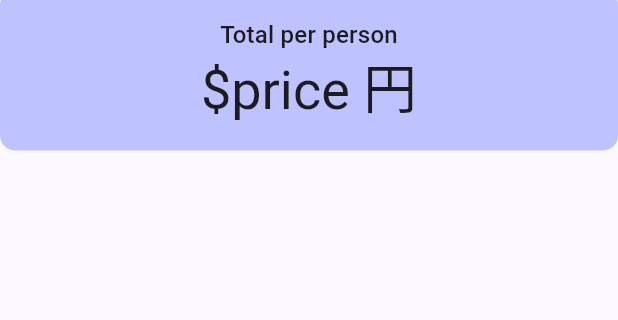
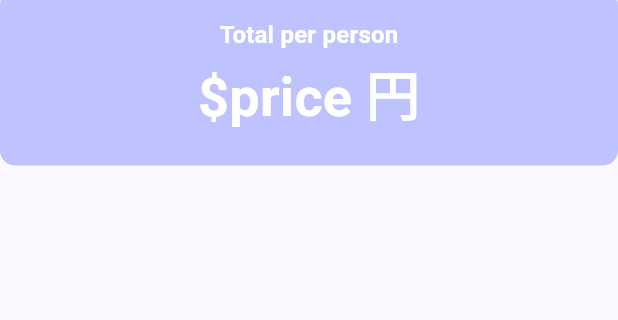
Before and after one commit to BannoTaichi/Utip, a Flutter app: the screen it shows after launch, on a phone screen of 412 x 824 dp, the part 94-414 px from its top. Run offline on Flutter 3.47's test engine with Material 3 defaults, Android fonts, the phone set to English and light mode, and no system bars.

Commit message:
2024/07/03 finishing

```diff
--- a/lib/main.dart
+++ b/lib/main.dart
@@ -37,6 +37,9 @@ class _UTipState extends State<UTip> {
     print(context.widget); //出力：UTip
     var theme =
         Theme.of(context); //テーマが添付されている最も近いウィジェットのテーマを取得して、それを変数themeに格納して使用
+    final style = theme.textTheme.titleMedium!.copyWith(
+        color: theme.colorScheme.onPrimary, fontWeight: FontWeight.bold);
+
     return Scaffold(
         appBar: AppBar(
           title: const Text('UTip'),
@@ -54,8 +57,11 @@ class _UTipState extends State<UTip> {
                 children: [
                   Text("Total per person",
                       //Theme基準から文字サイズ使用
-                      style: theme.textTheme.titleMedium),
-                  Text("\$price 円", style: theme.textTheme.displaySmall)
+                      style: style),
+                  Text("\$price 円",
+                      style: style.copyWith(
+                          color: theme.colorScheme.onPrimary,
+                          fontSize: theme.textTheme.displaySmall?.fontSize))
                 ],
               ),
             )
```
